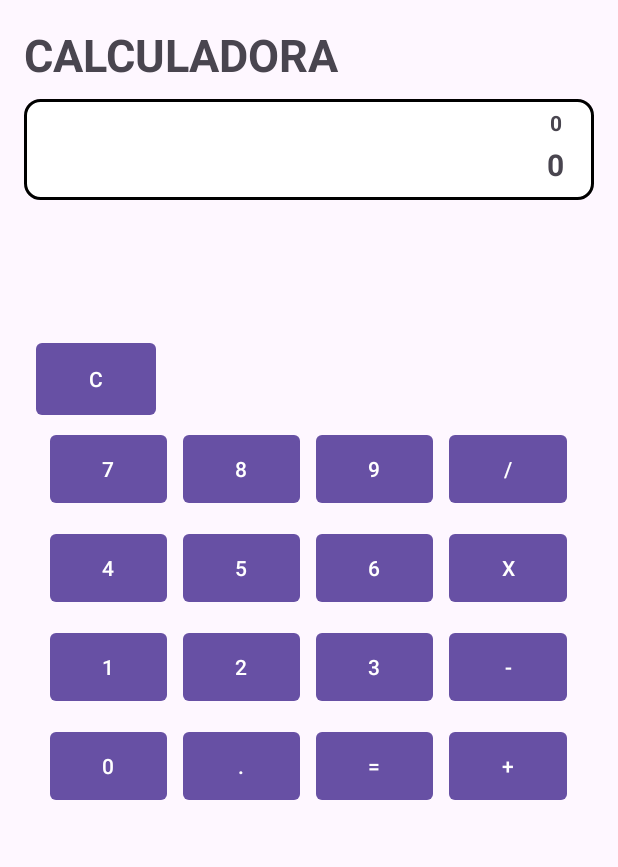
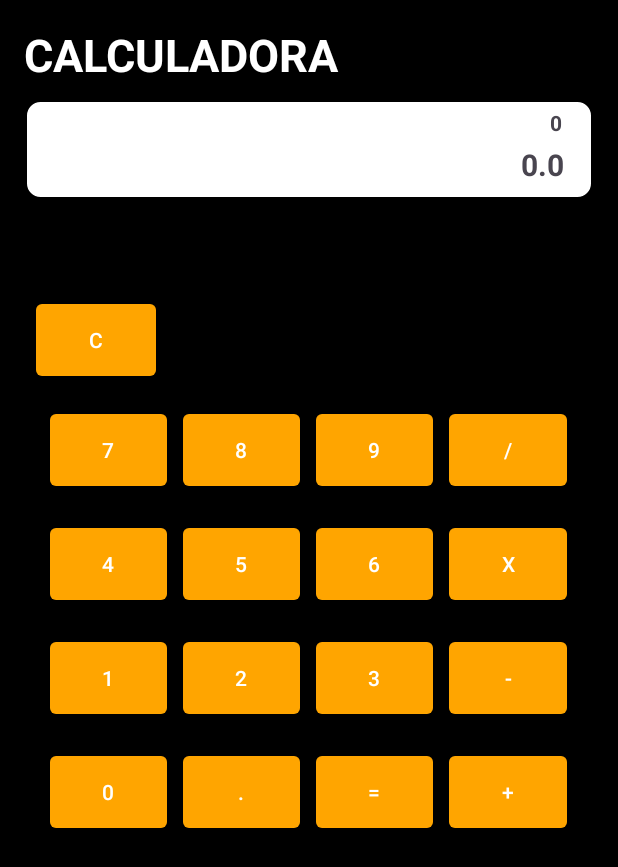
Before and after one commit to DanielBrisch/CalculadoraAndroidNative, an Android app: the screen it shows after launch (MainActivity), on a phone screen of 412 x 824 dp. Shown: the top 867 px of the screen. Run offline under Robolectric (Android 15) with nearby library versions, the phone set to English and light mode, and no system bars.

Commit message:
alterei um pouco da logica mas fiquei bem mais tempo mudando layout

```diff
--- a/app/src/main/res/drawable/roundedd_button.xml
+++ /dev/null
@@ -1,5 +0,0 @@
-<?xml version="1.0" encoding="utf-8"?>
-<shape xmlns:android="http://schemas.android.com/apk/res/android">
-    <solid android:color="#FFFFFF"/> <!-- Cor de fundo do botão -->
-    <corners android:radius="4dp"/> <!-- Cantos menos arredondados -->
-</shape>
--- a/app/src/main/res/layout/activity_main.xml
+++ b/app/src/main/res/layout/activity_main.xml
@@ -1,6 +1,7 @@
 <RelativeLayout xmlns:android="http://schemas.android.com/apk/res/android"
     android:layout_width="match_parent"
     android:layout_height="match_parent"
+    android:background="@color/black"
     android:padding="16dp">
 
     <TextView
@@ -9,8 +10,8 @@
         android:layout_height="wrap_content"
         android:text="CALCULADORA"
         android:textStyle="bold"
+        android:textColor="@color/white"
         android:textSize="30dp"/>
-
 
     <FrameLayout
         android:layout_marginTop="50dp"
@@ -23,7 +24,7 @@
             android:layout_height="wrap_content"
             android:background="@drawable/rounded_border"
             android:textStyle="bold"
-            android:text="0"
+            android:text="0.0"
             android:paddingTop="30dp"
             android:paddingRight="20dp"
             android:paddingBottom="10dp"
@@ -31,7 +32,7 @@
             android:gravity="right"/>
 
         <TextView
-            android:id="@+id/vlrParaCalcular"
+            android:id="@+id/ultimoValor"
             android:layout_width="match_parent"
             android:layout_height="wrap_content"
             android:textStyle="bold"
@@ -53,10 +54,10 @@
         <Button
             android:id="@+id/myButtonClear"
             android:layout_width="80dp"
-            android:layout_height="wrap_content"
+            android:layout_height="60dp"
             android:layout_margin="8dp"
-            android:background="@drawable/roundedd_button"
-            android:text="C" />
+            android:text="C"
+            style="@style/EstiloBotaoPersonalizado"/>
 
     </LinearLayout>
 
@@ -71,7 +72,7 @@
         <LinearLayout
             android:id="@+id/buttonContainer"
             android:layout_width="355dp"
-            android:layout_height="56dp"
+            android:layout_height="66dp"
             android:layout_below="@id/txtOutput"
             android:layout_centerHorizontal="true"
             android:orientation="horizontal"
@@ -80,37 +81,37 @@
             <Button
                 android:id="@+id/myButton7"
                 android:layout_width="0dp"
-                android:layout_height="wrap_content"
+                android:layout_height="60dp"
                 android:layout_margin="5dp"
                 android:layout_weight="1"
-                android:background="@drawable/roundedd_button"
+                style="@style/EstiloBotaoPersonalizado"
                 android:text="7" />
 
             <Button
                 android:id="@+id/myButton8"
                 android:layout_width="0dp"
-                android:layout_height="wrap_content"
+                android:layout_height="60dp"
                 android:layout_margin="5dp"
                 android:layout_weight="1"
-                android:background="@drawable/roundedd_button"
+                style="@style/EstiloBotaoPersonalizado"
                 android:text="8" />
 
             <Button
                 android:id="@+id/myButton9"
                 android:layout_width="0dp"
-                android:layout_height="wrap_content"
+                android:layout_height="60dp"
                 android:layout_margin="5dp"
                 android:layout_weight="1"
-                android:background="@drawable/roundedd_button"
+                style="@style/EstiloBotaoPersonalizado"
                 android:text="9" />
 
             <Button
                 android:id="@+id/myButtonDivisao"
                 android:layout_width="0dp"
-                android:layout_height="wrap_content"
+                android:layout_height="60dp"
                 android:layout_margin="5dp"
                 android:layout_weight="1"
-                android:background="@drawable/roundedd_button"
+                style="@style/EstiloBotaoPersonalizado"
                 android:text="/" />
 
         </LinearLayout>
@@ -118,7 +119,7 @@
         <LinearLayout
             android:id="@+id/buttonContainer2"
             android:layout_width="355dp"
-            android:layout_height="56dp"
+            android:layout_height="66dp"
             android:layout_below="@id/buttonContainer"
             android:layout_centerHorizontal="true"
             android:layout_marginTop="10dp"
@@ -128,37 +129,37 @@
             <Button
                 android:id="@+id/myButton4"
                 android:layout_width="0dp"
-                android:layout_height="wrap_content"
+                android:layout_height="60dp"
                 android:layout_margin="5dp"
                 android:layout_weight="1"
-                android:background="@drawable/roundedd_button"
+                style="@style/EstiloBotaoPersonalizado"
                 android:text="4" />
 
             <Button
                 android:id="@+id/myButton5"
                 android:layout_width="0dp"
-                android:layout_height="wrap_content"
+                android:layout_height="60dp"
                 android:layout_margin="5dp"
                 android:layout_weight="1"
-                android:background="@drawable/roundedd_button"
+                style="@style/EstiloBotaoPersonalizado"
                 android:text="5" />
 
             <Button
                 android:id="@+id/myButton6"
                 android:layout_width="0dp"
-                android:layout_height="wrap_content"
+                android:layout_height="60dp"
                 android:layout_margin="5dp"
                 android:layout_weight="1"
-                android:background="@drawable/roundedd_button"
+                style="@style/EstiloBotaoPersonalizado"
                 android:text="6" />
 
             <Button
                 android:id="@+id/myButtonX"
                 android:layout_width="0dp"
-                android:layout_height="wrap_content"
+                android:layout_height="60dp"
                 android:layout_margin="5dp"
                 android:layout_weight="1"
-                android:background="@drawable/roundedd_button"
+                style="@style/EstiloBotaoPersonalizado"
                 android:text="X" />
 
         </LinearLayout>
@@ -167,7 +168,7 @@
             android:id="@+id/buttonContainer3"
             android:weightSum="4"
             android:layout_width="355dp"
-            android:layout_height="56dp"
+            android:layout_height="66dp"
             android:layout_below="@id/buttonContainer2"
             android:layout_centerHorizontal="true"
             android:layout_marginTop="10dp"
@@ -177,36 +178,36 @@
                 android:id="@+id/myButton1"
                 android:layout_weight="1"
                 android:layout_width="0dp"
-                android:layout_height="wrap_content"
+                android:layout_height="60dp"
                 android:layout_margin="5dp"
-                android:background="@drawable/roundedd_button"
+                style="@style/EstiloBotaoPersonalizado"
                 android:text="1" />
 
             <Button
                 android:id="@+id/myButton2"
                 android:layout_weight="1"
                 android:layout_width="0dp"
-                android:layout_height="wrap_content"
+                android:layout_height="60dp"
                 android:layout_margin="5dp"
-                android:background="@drawable/roundedd_button"
+                style="@style/EstiloBotaoPersonalizado"
                 android:text="2" />
 
             <Button
                 android:id="@+id/myButton3"
                 android:layout_weight="1"
                 android:layout_width="0dp"
-                android:layout_height="wrap_content"
+                android:layout_height="60dp"
                 android:layout_margin="5dp"
-                android:background="@drawable/roundedd_button"
+                style="@style/EstiloBotaoPersonalizado"
                 android:text="3" />
 
             <Button
                 android:id="@+id/myButtonDiminui"
                 android:layout_weight="1"
                 android:layout_width="0dp"
-                android:layout_height="wrap_content"
+                android:layout_height="60dp"
                 android:layout_margin="5dp"
-                android:background="@drawable/roundedd_button"
+                style="@style/EstiloBotaoPersonalizado"
                 android:text="-" />
 
         </LinearLayout>
@@ -215,7 +216,7 @@
             android:id="@+id/buttonContainer4"
             android:layout_width="355dp"
             android:weightSum="4"
-            android:layout_height="56dp"
+            android:layout_height="66dp"
             android:layout_below="@id/buttonContainer3"
             android:layout_centerInParent="true"
             android:layout_centerHorizontal="true"
@@ -226,36 +227,36 @@
                 android:id="@+id/myButton0"
                 android:layout_weight="1"
                 android:layout_width="0dp"
-                android:layout_height="wrap_content"
+                android:layout_height="60dp"
                 android:layout_margin="5dp"
-                android:background="@drawable/roundedd_button"
+                style="@style/EstiloBotaoPersonalizado"
                 android:text="0" />
 
             <Button
                 android:id="@+id/myButtonPonto"
                 android:layout_weight="1"
                 android:layout_width="0dp"
-                android:layout_height="wrap_content"
+                android:layout_height="60dp"
                 android:layout_margin="5dp"
-                android:background="@drawable/roundedd_button"
+                style="@style/EstiloBotaoPersonalizado"
                 android:text="." />
 
             <Button
                 android:id="@+id/myButtonResultado"
                 android:layout_weight="1"
                 android:layout_width="0dp"
-                android:layout_height="wrap_content"
+                android:layout_height="60dp"
                 android:layout_margin="5dp"
-                android:background="@drawable/roundedd_button"
+                style="@style/EstiloBotaoPersonalizado"
                 android:text="=" />
 
             <Button
                 android:id="@+id/myButtonMais"
                 android:layout_weight="1"
                 android:layout_width="0dp"
-                android:layout_height="wrap_content"
+                android:layout_height="60dp"
                 android:layout_margin="5dp"
-                android:background="@drawable/roundedd_button"
+                style="@style/EstiloBotaoPersonalizado"
                 android:text="+" />
 
         </LinearLayout>
--- /dev/null
+++ b/app/src/main/res/values/styles.xml
@@ -0,0 +1,10 @@
+<resources>
+    <style name="EstiloBotaoPersonalizado" parent="Widget.MaterialComponents.Button">
+        <item name="backgroundTint">#ffa500</item>
+        <item name="cornerRadius">4dp</item>
+    </style>
+
+    <style name="Theme.CalculadoraApp" parent="Theme.MaterialComponents.Light.NoActionBar">
+        <item name="materialButtonStyle">@style/EstiloBotaoPersonalizado</item>
+    </style>
+</resources>
--- a/app/src/main/res/values/themes.xml
+++ b/app/src/main/res/values/themes.xml
@@ -5,6 +5,4 @@
         <!-- <item name="colorPrimary">@color/my_light_primary</item> -->
     </style>
 
-    <style name="Theme.CalculadoraApp" parent="Base.Theme.CalculadoraApp" />
-
 </resources>
```
Also changed, not shown: app/src/main/java/com/example/calculadoraapp/MainActivity.java (+72 -7 lines).
